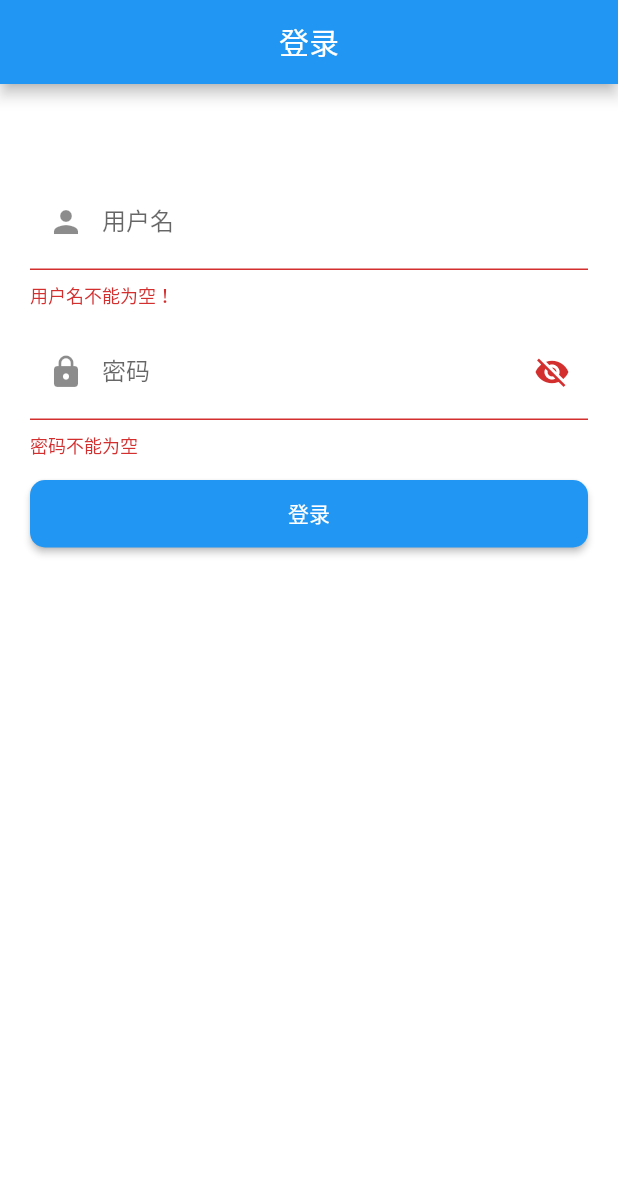
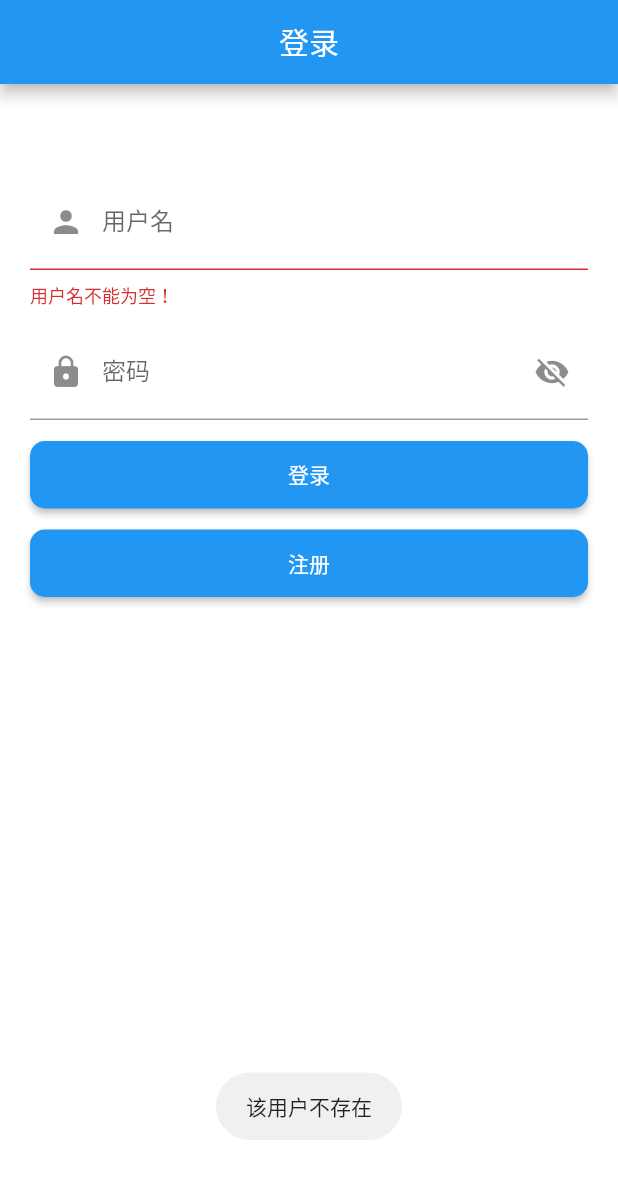
Before and after one commit to Darrenyuen/WebDAVClient, a Flutter app: the screen it shows after launch, after a tap on "登录", on a phone screen of 412 x 824 dp. Shown: the top 1179 px of the screen. Run offline on Flutter 3.47's test engine with Material 2 defaults, Android fonts, the phone set to English and light mode, and no system bars; our stand-ins replace fluttertoast, sqflite; accounts and stored records are empty.

Commit message:
改进flutter登录的逻辑

```diff
--- /dev/null
+++ b/flutter_module/lib/RouteUtil.dart
@@ -0,0 +1,8 @@
+import 'package:flutter/cupertino.dart';
+
+class RouteUtil {
+  static void push(BuildContext context, Widget page) async {
+    if (context == null || page == null) return;
+    await Navigator.push(context, new CupertinoPageRoute<void>(builder: (context) => page));
+  }
+}
--- a/flutter_module/lib/login.dart
+++ b/flutter_module/lib/login.dart
@@ -1,7 +1,10 @@
 import 'package:flutter/material.dart';
 import 'package:flutter/services.dart';
+import 'package:flutter_module/RouteUtil.dart';
 import 'package:flutter_module/databaseHelper.dart';
+import 'package:flutter_module/register.dart';
 import 'package:flutter_module/userInfo.dart';
+import 'package:fluttertoast/fluttertoast.dart';
 
 class LoginPage extends StatefulWidget {
   @override
@@ -138,7 +141,7 @@ class LoginPageState extends State<LoginPage> {
                       })),
               obscureText: !_isShowPwd,
               // 校验密码
-              validator: validatePassWord,
+              // validator: validatePassWord,
               // 保存数据
               onSaved: (String value) {
                 _password = value;
@@ -185,10 +188,10 @@ class LoginPageState extends State<LoginPage> {
             // 点击登录按钮，解除焦点，回收键盘
             _focusNodeUserName.unfocus();
             _focusNodePassWord.unfocus();
-
-            if (_formKey.currentState.validate()) {
+            _formKey.currentState.save();
+            print("username: $_username, password: $_password");
+            if (_formKey.currentState.validate() && _username == "dev" && _password == "yuan") {
               // 输入验证通过
-              _formKey.currentState.save();
               // todo 等录接口相关操作
               print("登陆------");
               Map<String, dynamic> result = {'message': 'Back from flutter page >>> login'};
@@ -198,8 +201,46 @@ class LoginPageState extends State<LoginPage> {
                 if (value.length > 0) nativeChannel.invokeMethod('com.darrenyuen.webDAVClient/catalog', result);
               });
               // DatabaseHelper.instance.clearTable();
+            } else {
+              Fluttertoast.showToast(msg: "该用户不存在");
             }
           }),
+    );
+
+    Widget registerButtonArea = Container(
+      margin: EdgeInsets.only(left: 20, right: 20),
+      height: 45,
+      child: ElevatedButton(
+        // color: Colors.blue[500],
+        child: Text(
+          "注册",
+          style: TextStyle(color: Colors.white),
+        ),
+        // shape: RoundedRectangleBorder(borderRadius: BorderRadius.circular(10.0)),
+        style: ButtonStyle(
+          backgroundColor: MaterialStateProperty.resolveWith<Color>((Set<MaterialState> states) {
+            return Colors.blue[500];
+          }),
+          shape: MaterialStateProperty.resolveWith<RoundedRectangleBorder>((Set<MaterialState> states) {
+            return RoundedRectangleBorder(borderRadius: BorderRadius.circular(10.0));
+          })
+          // shape: RoundedRectangleBorder(borderRadius: BorderRadius.circular(10.0)) as MaterialStateProperty
+        ),
+        onPressed: () {
+          //点击注册按钮，接触焦点，收回键盘
+          _focusNodeUserName.unfocus();
+          _focusNodePassWord.unfocus();
+          //路由到注册页面
+          // RouteUtil.push(context, RegisterPage());
+          // Navigator.push(context, MaterialPageRoute(builder: (context) => RegisterPage()));
+          Fluttertoast.showToast(
+              msg: "请联系开发者进行新用户配置",
+              toastLength: Toast.LENGTH_SHORT,
+              gravity: ToastGravity.CENTER,
+              fontSize: 16);
+          // print("jump to register page");
+        },
+      ),
     );
 
     // 组装widget组件，形成界面
@@ -229,7 +270,9 @@ class LoginPageState extends State<LoginPage> {
                   inputTextArea,
                   // forgetPwdArea,
                   SizedBox(height: 14),
-                  loginButtonArea
+                  loginButtonArea,
+                  SizedBox(height: 14),
+                  registerButtonArea
                 ],
               ),
             )));
--- /dev/null
+++ b/flutter_module/lib/register.dart
@@ -0,0 +1,35 @@
+import 'package:flutter/material.dart';
+
+class RegisterPage extends StatefulWidget {
+  @override
+  State<StatefulWidget> createState() {
+    return new RegisterPageState();
+  }
+
+}
+
+class RegisterPageState extends State<RegisterPage> {
+  @override
+  Widget build(BuildContext context) {
+    return MaterialApp(
+      title: 'Register',
+      theme: ThemeData(
+        primarySwatch: Colors.blue,
+      ),
+      home: Scaffold(
+        appBar: AppBar(
+          title: Text('注册'),
+          centerTitle: true,
+        ),
+        backgroundColor: Colors.white,
+        body: GestureDetector(
+          onTap: () {
+
+          },
+          child: ListView(),
+        ),
+      ),
+    );
+  }
+
+}
--- a/flutter_module/pubspec.yaml
+++ b/flutter_module/pubspec.yaml
@@ -28,6 +28,7 @@ dependencies:
   # Use with the CupertinoIcons class for iOS style icons.
   cupertino_icons: ^1.0.2
   sqflite: ^1.1.0
+  fluttertoast: ^7.1.6
 
 dev_dependencies:
   flutter_test:
```
Also changed, not shown: flutter_module/pubspec.lock, 2 other files.
